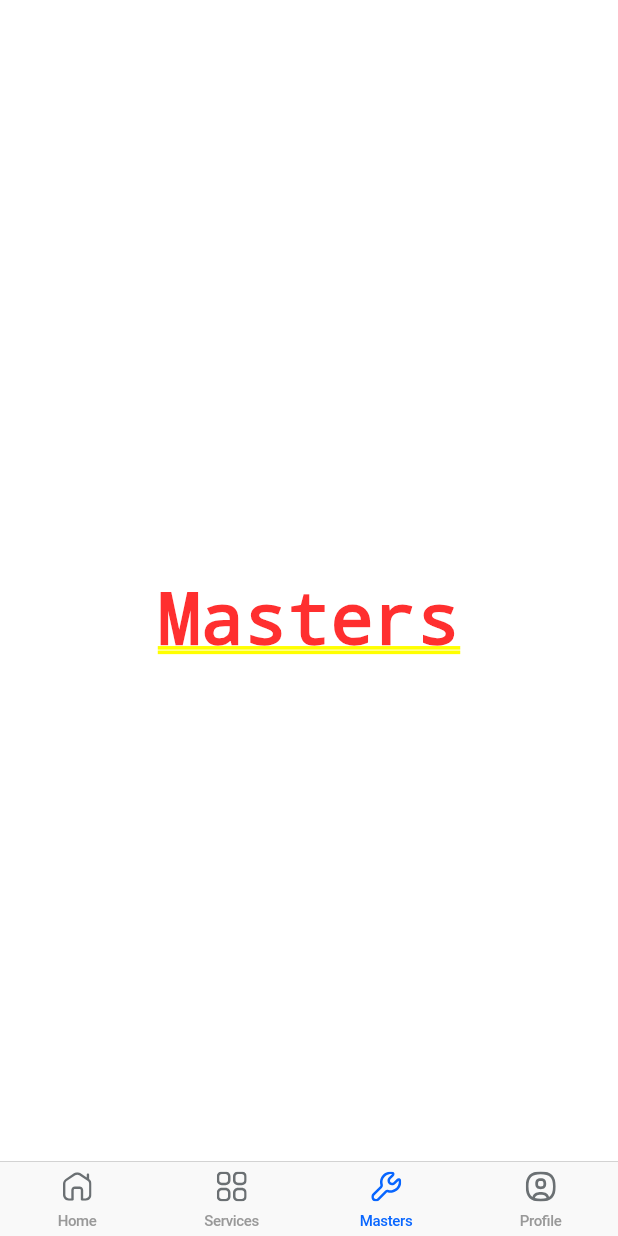
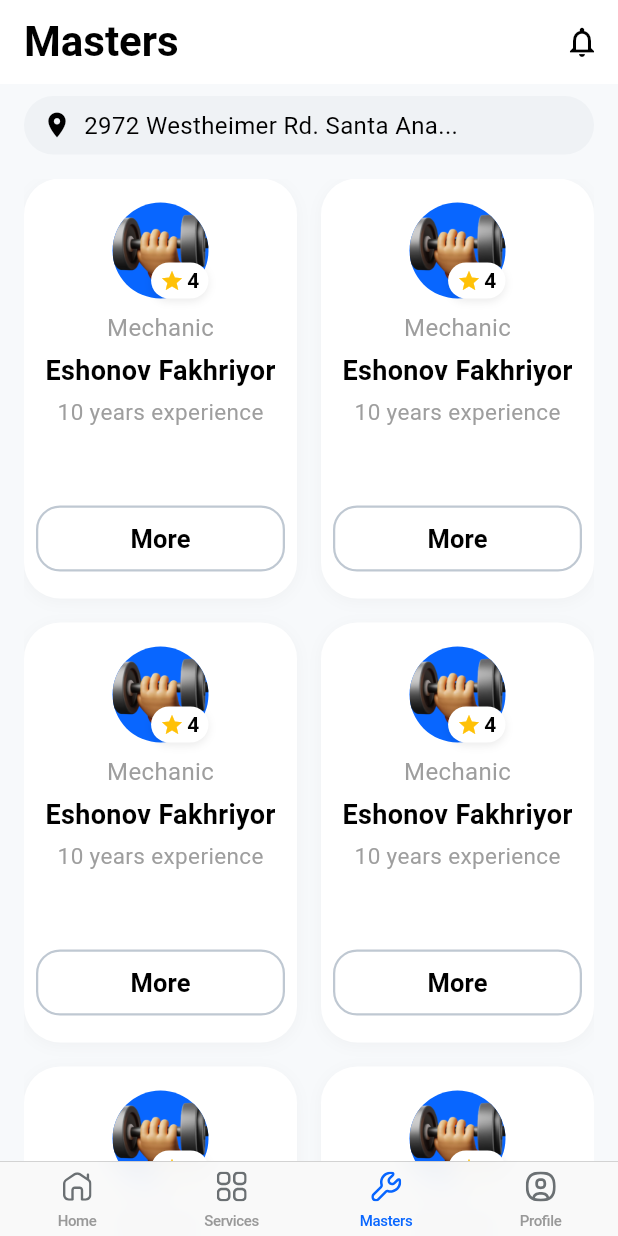
Before and after one commit to muhammadalinomonov/izzy-drive-driver, a Flutter app: the MainScreen screen opened by its route, item 3 of the bottom bar chosen, on a phone screen of 412 x 824 dp. Run offline on Flutter 3.47's test engine with Material 3 defaults, Android fonts, the light colour scheme and no system bars; our stand-ins replace bloc, card_swiper, dio, equatable, flutter_bloc, flutter_dotenv and 6 more; missing offline and left inert: hl_image_picker, mapbox_maps_flutter, record, voice_message_player; accounts and stored records are empty; network calls fail; project files that could hold a hidden picture were left out.

Commit message:
master added

```diff
--- a/lib/src/features/home/presentation/screens/main_screen.dart
+++ b/lib/src/features/home/presentation/screens/main_screen.dart
@@ -1,13 +1,18 @@
 import 'package:flutter/cupertino.dart';
 import 'package:flutter/material.dart';
+import 'package:flutter_bloc/flutter_bloc.dart';
 import 'package:flutter_svg/svg.dart';
 import 'package:go_router/go_router.dart';
 import 'package:taxi_app/src/core/constants/color/app_color.dart';
 import 'package:taxi_app/src/core/constants/color/app_icons.dart';
 import 'package:taxi_app/src/core/network/token_service.dart';
 import 'package:taxi_app/src/features/home/presentation/screens/home_screen.dart';
+import 'package:taxi_app/src/features/map/data/repo/map_repo_imp.dart';
+import 'package:taxi_app/src/features/map/data/source/map_data_source.dart';
+import 'package:taxi_app/src/features/map/presenation/bloc/map_bloc.dart';
+import 'package:taxi_app/src/features/map/presenation/pages/map_screen.dart';
+import 'package:taxi_app/src/features/master/presentation/screens/master_screen.dart';
 import 'package:taxi_app/src/features/profile/presentation/pages/profile_page.dart';
-import 'package:taxi_app/src/features/worker_info/presentation/pages/worker_info_page.dart';
 import 'package:taxi_app/src/routes/pages.dart';
 
 class MainScreen extends StatefulWidget {
@@ -20,8 +25,12 @@ class MainScreen extends StatefulWidget {
 class _MainScreenState extends State<MainScreen> {
   final List<Widget> _pages = [
     HomeScreen(),
-    WorkerInfoPage(),
-    Center(child: Text('Masters')),
+    BlocProvider(
+      create: (context) =>
+          MapBloc(mapRepo: MapRepoImpl(dataSource: MapDataSource())),
+      child: MapScreen(),
+    ),
+    MasterScreen(),
     ProfilePage(),
   ];
 
@@ -38,7 +47,9 @@ class _MainScreenState extends State<MainScreen> {
   Widget build(BuildContext context) {
     return CupertinoTabScaffold(
       tabBar: CupertinoTabBar(
-        items: _bottomIcons.map((item) => BottomNavigationBarItem(
+        items: _bottomIcons
+            .map(
+              (item) => BottomNavigationBarItem(
                 icon: SvgPicture.asset(
                   item['icon'],
                   color: _initialIndex == _bottomIcons.indexOf(item)
@@ -46,7 +57,9 @@ class _MainScreenState extends State<MainScreen> {
                       : AppColor.grey,
                 ),
                 label: item['title'],
-        )).toList(),
+              ),
+            )
+            .toList(),
         currentIndex: _initialIndex,
         onTap: (index) {
           setState(() {
--- /dev/null
+++ b/lib/src/features/master/data/model/master_model.dart
@@ -0,0 +1,15 @@
+class MasterModel {
+  final String name;
+  final String role;
+  final int experience;
+  final double rating;
+  final String avatarUrl;
+
+  MasterModel({
+    required this.name,
+    required this.role,
+    required this.experience,
+    required this.rating,
+    required this.avatarUrl,
+  });
+}
--- /dev/null
+++ b/lib/src/features/master/data/repository/master_repository_impl.dart
@@ -0,0 +1,3 @@
+class MasterRepositoryImpl {
+  // TODO: Implement repository methods
+}
--- /dev/null
+++ b/lib/src/features/master/data/source/master_remote_data_source.dart
@@ -0,0 +1,3 @@
+class MasterRemoteDataSource {
+  // TODO: Implement remote data source methods
+}
--- /dev/null
+++ b/lib/src/features/master/domain/repository/master_repository.dart
@@ -0,0 +1,3 @@
+abstract class MasterRepository {
+  // TODO: Define repository interface
+}
--- /dev/null
+++ b/lib/src/features/master/presentation/screens/master_screen.dart
@@ -0,0 +1,193 @@
+import 'package:flutter/material.dart';
+
+
+// ! Master get qilish uchun api -> drivers/masters-view/?driver_lat=40.391284&driver_long=71.793271
+// ! More tugmani bosa detailed ob keladi drivers/mechanic-view/?mechanic_id=5&driver_lat=40.391284&driver_long=71.793271
+
+
+
+
+class MasterScreen extends StatelessWidget {
+  const MasterScreen({super.key});
+
+  @override
+  Widget build(BuildContext context) {
+    return Scaffold(
+      backgroundColor: const Color(0xFFF7F9FB),
+      appBar: AppBar(
+        backgroundColor: Colors.white,
+        elevation: 0,
+        title: const Text(
+          'Masters',
+          style: TextStyle(
+            fontSize: 28,
+            fontWeight: FontWeight.w600,
+            color: Colors.black,
+          ),
+        ),
+        actions: [
+          IconButton(
+            icon: const Icon(Icons.notifications_none, color: Colors.black),
+            onPressed: () {},
+          ),
+        ],
+      ),
+      body: Padding(
+        padding: const EdgeInsets.symmetric(horizontal: 16, vertical: 8),
+        child: Column(
+          crossAxisAlignment: CrossAxisAlignment.start,
+          children: [
+            Container(
+              padding: const EdgeInsets.symmetric(horizontal: 12, vertical: 8),
+              decoration: BoxDecoration(
+                color: const Color(0xFFEFF2F5),
+                borderRadius: BorderRadius.circular(24),
+              ),
+              child: Row(
+                children: [
+                  const Icon(Icons.location_on, size: 20, color: Colors.black),
+                  const SizedBox(width: 8),
+                  Expanded(
+                    child: Text(
+                      '2972 Westheimer Rd. Santa Ana...',
+                      style: const TextStyle(fontSize: 16, color: Colors.black),
+                      overflow: TextOverflow.ellipsis,
+                    ),
+                  ),
+                ],
+              ),
+            ),
+            const SizedBox(height: 16),
+            Expanded(
+              child: GridView.builder(
+                gridDelegate: const SliverGridDelegateWithFixedCrossAxisCount(
+                  crossAxisCount: 2,
+                  crossAxisSpacing: 16,
+                  mainAxisSpacing: 16,
+                  mainAxisExtent: 280,
+
+                ),
+                itemCount: 6,
+                itemBuilder: (context, index) {
+                  return _MasterCard();
+                },
+              ),
+            ),
+          ],
+        ),
+      ),
+    );
+  }
+}
+
+class _MasterCard extends StatelessWidget {
+  @override
+  Widget build(BuildContext context) {
+    return Container(
+      decoration: BoxDecoration(
+        color: Colors.white,
+        borderRadius: BorderRadius.circular(24),
+        boxShadow: [
+          BoxShadow(
+            color: Colors.black.withOpacity(0.03),
+            blurRadius: 8,
+            offset: const Offset(0, 2),
+          ),
+        ],
+      ),
+      padding: const EdgeInsets.symmetric(horizontal: 8, vertical: 16),
+      child: Column(
+        mainAxisAlignment: MainAxisAlignment.start,
+        children: [
+          Stack(
+            alignment: Alignment.topCenter,
+            children: [
+              const CircleAvatar(
+                radius: 32,
+                backgroundImage: AssetImage(
+                  'assets/images/activities.png',
+                ), // Placeholder
+              ),
+              Positioned(
+                bottom: 0,
+                right: 0,
+                child: Container(
+                  padding: const EdgeInsets.symmetric(
+                    horizontal: 6,
+                    vertical: 2,
+                  ),
+                  decoration: BoxDecoration(
+                    color: Colors.white,
+                    borderRadius: BorderRadius.circular(12),
+                    boxShadow: [
+                      BoxShadow(
+                        color: Colors.black.withOpacity(0.08),
+                        blurRadius: 4,
+                        offset: const Offset(0, 2),
+                      ),
+                    ],
+                  ),
+                  child: Row(
+                    children: const [
+                      Icon(Icons.star, color: Colors.amber, size: 16),
+                      SizedBox(width: 2),
+                      Text(
+                        '4',
+                        style: TextStyle(
+                          fontWeight: FontWeight.w600,
+                          fontSize: 14,
+                        ),
+                      ),
+                    ],
+                  ),
+                ),
+              ),
+            ],
+          ),
+          const SizedBox(height: 8),
+          const Text(
+            'Mechanic',
+            style: TextStyle(fontSize: 16, color: Colors.grey),
+          ),
+          const SizedBox(height: 4),
+          const Text(
+            'Eshonov Fakhriyor',
+            style: TextStyle(
+              fontSize: 18,
+              fontWeight: FontWeight.w600,
+              color: Colors.black,
+            ),
+            textAlign: TextAlign.center,
+          ),
+          const SizedBox(height: 4),
+          const Text(
+            '10 years experience',
+            style: TextStyle(fontSize: 15, color: Colors.grey),
+          ),
+          const Spacer(),
+          SizedBox(
+            width: double.infinity,
+            child: OutlinedButton(
+              onPressed: () {},
+              style: OutlinedButton.styleFrom(
+                shape: RoundedRectangleBorder(
+                  borderRadius: BorderRadius.circular(16),
+                ),
+                side: const BorderSide(color: Color(0xFFBFC8D2), width: 1.5),
+                padding: const EdgeInsets.symmetric(vertical: 10),
+              ),
+              child: const Text(
+                'More',
+                style: TextStyle(
+                  fontSize: 17,
+                  fontWeight: FontWeight.w600,
+                  color: Colors.black,
+                ),
+              ),
+            ),
+          ),
+        ],
+      ),
+    );
+  }
+}
```
Also changed, not shown: lib/src/features/home/presentation/widgets/profile_order_model_sheet.dart (+3 -8 lines). Lines whose indentation alone changed are shown as unchanged.
